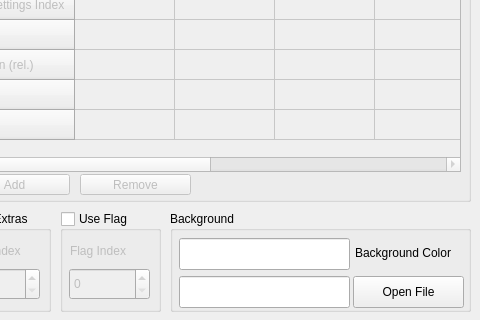
Before: the Qt Designer form ui/editor.ui in Yanis002/SaucisseTracker, drawn with Qt 5; both pictures show x 570 to 1050 and y 399 to 719 of the 1050 by 719 pixel window.
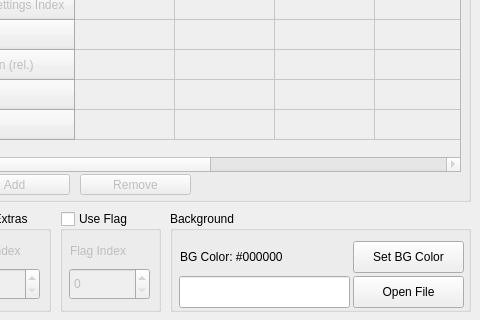
After: the same form once the commit is applied.

Commit message: implement background color/img update

```diff
--- a/ui/editor.ui
+++ b/ui/editor.ui
@@ -542,27 +542,30 @@
      <string>Open File</string>
     </property>
    </widget>
-   <widget class="QLineEdit" name="lineEdit_3">
-    <property name="geometry">
-     <rect>
-      <x>9</x>
-      <y>27</y>
-      <width>171</width>
-      <height>32</height>
-     </rect>
-    </property>
-   </widget>
    <widget class="QLabel" name="label_5">
     <property name="geometry">
      <rect>
-      <x>185</x>
-      <y>33</y>
-      <width>121</width>
+      <x>10</x>
+      <y>37</y>
+      <width>161</width>
       <height>18</height>
      </rect>
     </property>
     <property name="text">
-     <string>Background Color</string>
+     <string>BG Color: #000000</string>
+    </property>
+   </widget>
+   <widget class="QPushButton" name="pushButton_6">
+    <property name="geometry">
+     <rect>
+      <x>183</x>
+      <y>30</y>
+      <width>111</width>
+      <height>32</height>
+     </rect>
+    </property>
+    <property name="text">
+     <string>Set BG Color</string>
     </property>
    </widget>
   </widget>
```
The commit also changes 2 other files.
